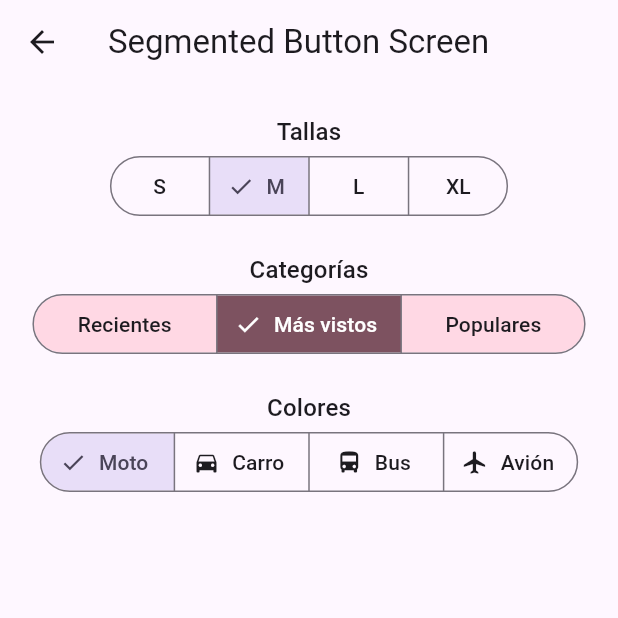
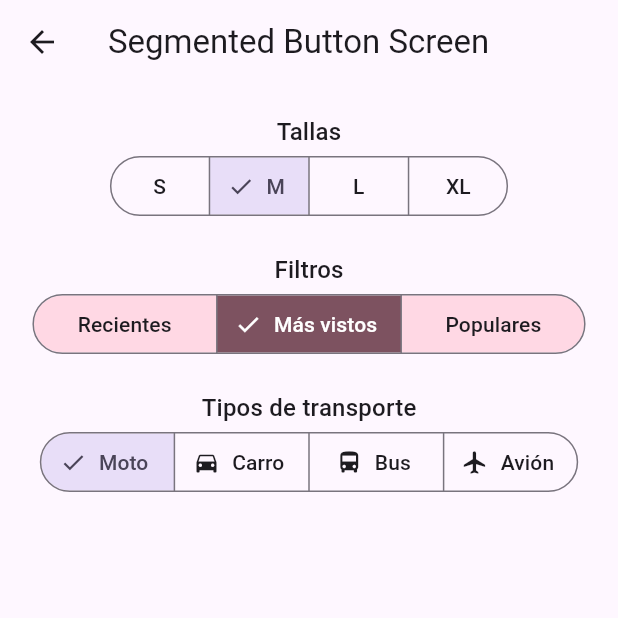
Before and after one commit to jaimetellezb/flutter_widgets_app, a Flutter app: the SegmentedButtonScreen screen opened by its route, on a phone screen of 412 x 824 dp, the top half of it. Run offline on Flutter 3.47's test engine with Material 3 defaults, Android fonts, the phone set to English and light mode, and no system bars; our stand-ins replace go_router.

Commit message:
change titles

```diff
--- a/lib/screens/segmented_button_screen.dart
+++ b/lib/screens/segmented_button_screen.dart
@@ -30,7 +30,7 @@ class _SegmentedButtonScreenState extends State<SegmentedButtonScreen> {
           ),
           Center(
               child: Text(
-            'Categorías',
+            'Filtros',
             style: Theme.of(context).textTheme.titleMedium,
           )),
           const SingleSegmentedCategory(),
@@ -39,7 +39,7 @@ class _SegmentedButtonScreenState extends State<SegmentedButtonScreen> {
           ),
           Center(
               child: Text(
-            'Colores',
+            'Tipos de transporte',
             style: Theme.of(context).textTheme.titleMedium,
           )),
           const MultipleSegmented(),
```
